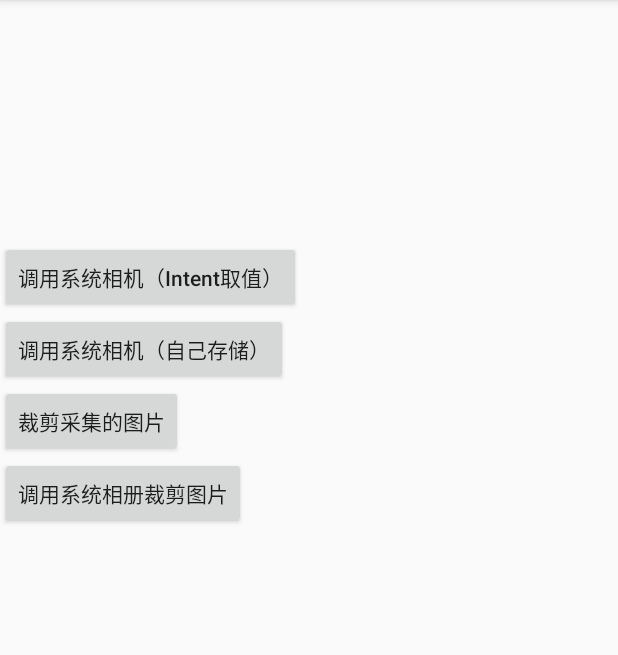
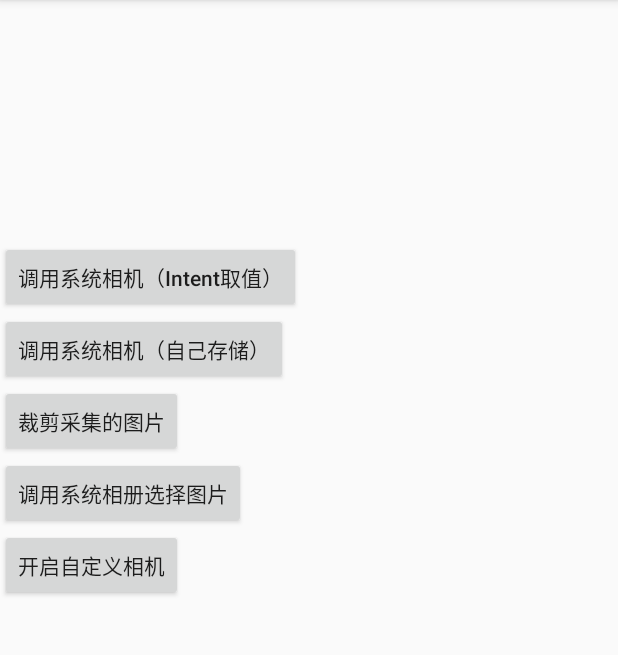
Before and after one commit to yinyanrong/Android-, an Android app: the screen it shows after launch (MainActivity), on a phone screen of 412 x 824 dp, the part 84-739 px from its top. Run offline under Robolectric (Android 15) with nearby library versions, the phone set to English and light mode, and no system bars.

Commit message:
添加初始的自定义相机

```diff
--- a/android_camera/app/src/main/AndroidManifest.xml
+++ b/android_camera/app/src/main/AndroidManifest.xml
@@ -3,6 +3,7 @@
     package="com.example.user.myapplication" >
     <uses-permission android:name="android.permission.WRITE_EXTERNAL_STORAGE"/>
     <uses-permission android:name="android.permission.MOUNT_UNMOUNT_FILESYSTEMS" />
+    <uses-permission android:name="android.permission.CAMERA" />
     <application
         android:allowBackup="true"
         android:icon="@mipmap/ic_launcher"
@@ -20,6 +21,7 @@
                 <category android:name="android.intent.category.LAUNCHER" />
             </intent-filter>
         </activity>
+        <activity android:name=".CustomCamera" />
     </application>
 
 </manifest>
--- a/android_camera/app/src/main/java/com/example/user/myapplication/MainActivity.java
+++ b/android_camera/app/src/main/java/com/example/user/myapplication/MainActivity.java
@@ -29,7 +29,7 @@ public class MainActivity extends AppCompatActivity {
     ImageView imageView;
     String originImagePath;//原始文件的地址
     String cutImagePath;// 剪贴文件的地址；
-    String environmentPath = "";
+   public  String environmentPath = "";
 
     @Override
     protected void onCreate(Bundle savedInstanceState) {
@@ -69,6 +69,10 @@ public class MainActivity extends AppCompatActivity {
                 openSysAlbum.setType("image/*");
                 startActivityForResult(openSysAlbum, 4000);
             break;
+            case R.id.button6:
+                Intent customActivity=new Intent(this,CustomCamera.class);
+                startActivity(customActivity);
+            break;
         }
     }
 
@@ -97,6 +101,7 @@ public class MainActivity extends AppCompatActivity {
             imageView.setImageBitmap(bitmap);
         }
     }
+    //通过 URI 读取文件
     private Bitmap openImageFile(Uri   uri){
         ContentResolver cr = this.getContentResolver();
         Bitmap bitmap = null;
@@ -108,7 +113,7 @@ public class MainActivity extends AppCompatActivity {
         }
         return   bitmap;
     }
-    //读取文件
+    //通过 filePath  读取文件
     private Bitmap readImageFile(String filePath) {
         FileInputStream inputStream = null;
         Bitmap bitmap = null;
--- a/android_camera/app/src/main/res/layout/content_main.xml
+++ b/android_camera/app/src/main/res/layout/content_main.xml
@@ -24,7 +24,7 @@
                 android:layout_height="wrap_content"
                 android:layout_below="@+id/textView"
                 android:layout_centerHorizontal="true"
-                android:onClick="viewClick"
+                android:onClick="viewOnClick"
                 android:textAllCaps="false"
                 android:text="调用系统相机（Intent取值）" />
 
@@ -45,9 +45,16 @@
             <Button
                 android:layout_width="wrap_content"
                 android:layout_height="wrap_content"
-                android:text="调用系统相册裁剪图片"
+                android:text="调用系统相册选择图片"
                 android:onClick="viewClick"
                 android:id="@+id/button4" />
+
+            <Button
+                android:layout_width="wrap_content"
+                android:layout_height="wrap_content"
+                android:text="开启自定义相机"
+                android:onClick="viewClick"
+                android:id="@+id/button6" />
 
             <ImageView
                 android:id="@+id/imageView"
--- a/android_camera/app/src/main/res/menu/menu_main.xml
+++ b/android_camera/app/src/main/res/menu/menu_main.xml
@@ -1,6 +1,10 @@
 <menu xmlns:android="http://schemas.android.com/apk/res/android"
     xmlns:app="http://schemas.android.com/apk/res-auto"
-    xmlns:tools="http://schemas.android.com/tools" tools:context=".MainActivity">
-    <item android:id="@+id/action_settings" android:title="@string/action_settings"
-        android:orderInCategory="100" app:showAsAction="never" />
+    xmlns:tools="http://schemas.android.com/tools"
+    tools:context=".MainActivity">
+    <item
+        android:id="@+id/action_settings"
+        android:orderInCategory="100"
+        android:title="@string/action_settings"
+        app:showAsAction="never" />
 </menu>
```
Also changed, not shown: android_camera/app/src/main/java/com/example/user/myapplication/CustomCamera.java (added, +109 -0 lines), android_camera/app/src/main/res/layout/custom_camera.xml (added, +18 -0 lines).
